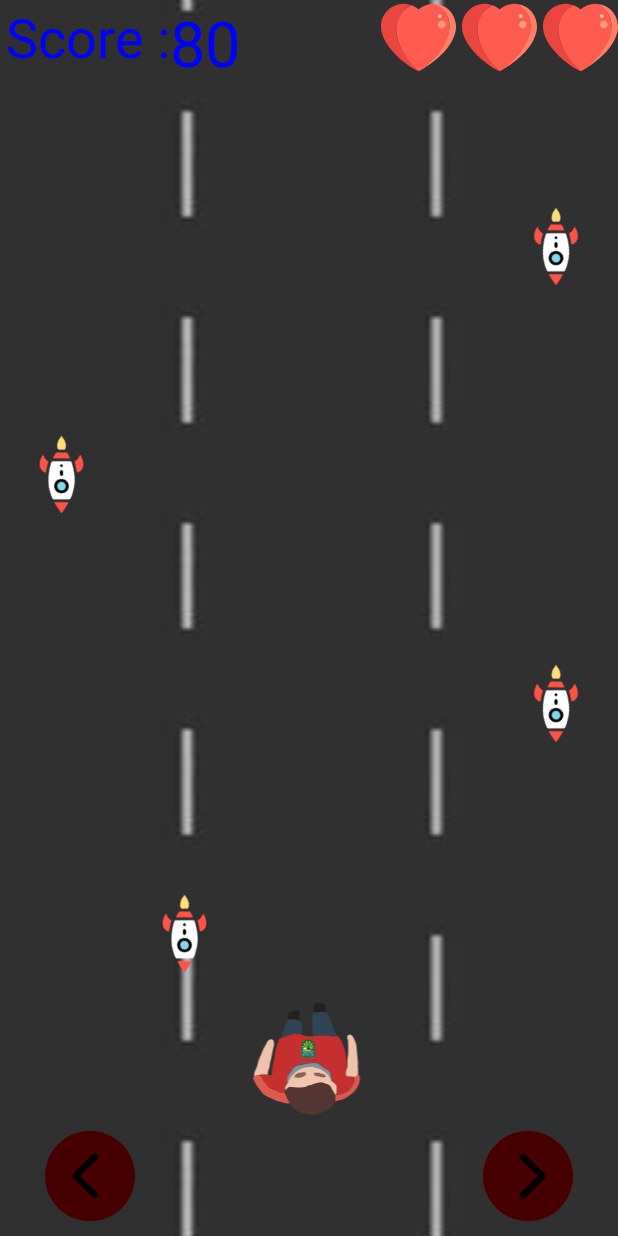
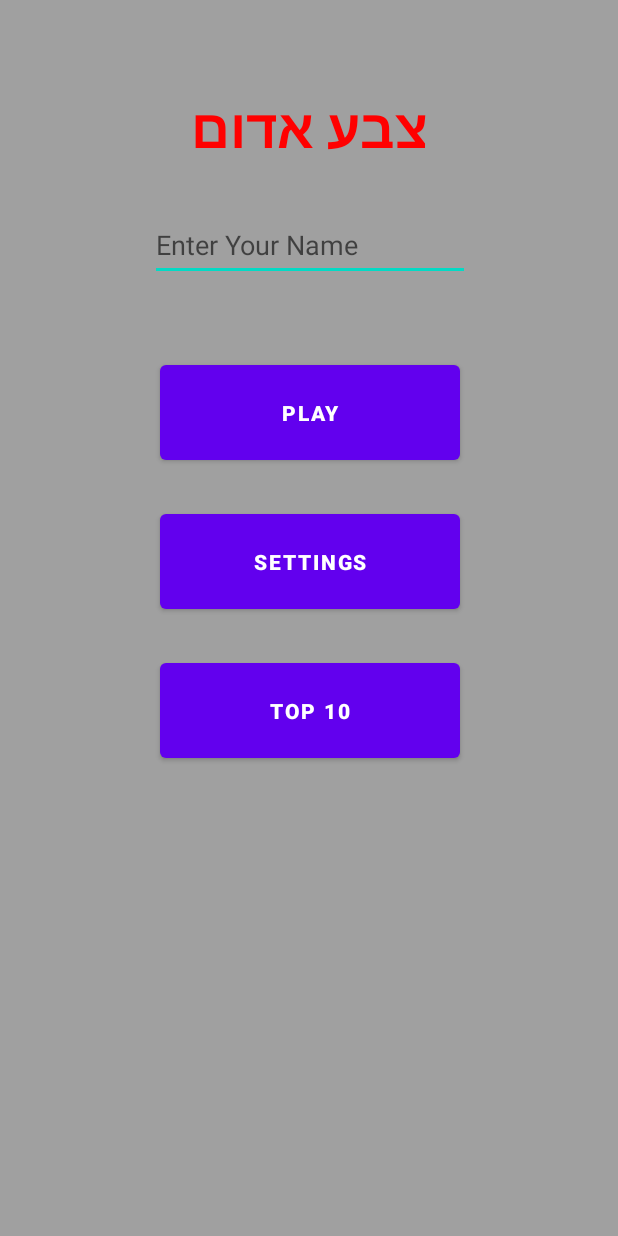
Before and after one commit to Daniel-Haimov/RedAlert-AndroidGame, an Android app: the screen it shows after launch (MainActivity before the commit, Activity_Entry after it), on a phone screen of 412 x 824 dp. Run offline under Robolectric (Android 15) with nearby library versions, the phone set to English and light mode, and no system bars.

Commit message:
add xml and empty activities

```diff
--- a/app/build.gradle
+++ b/app/build.gradle
@@ -29,6 +29,7 @@ android {
 
 dependencies {
     implementation 'com.github.bumptech.glide:glide:4.12.0'
+    implementation 'androidx.preference:preference:1.1.1'
     annotationProcessor 'com.github.bumptech.glide:compiler:4.12.0'
 
 
--- /dev/null
+++ b/app/src/main/java/com/hw/myapplication/Activity_Entry.java
@@ -0,0 +1,14 @@
+package com.hw.myapplication;
+
+import androidx.appcompat.app.AppCompatActivity;
+
+import android.os.Bundle;
+
+public class Activity_Entry extends AppCompatActivity {
+
+    @Override
+    protected void onCreate(Bundle savedInstanceState) {
+        super.onCreate(savedInstanceState);
+        setContentView(R.layout.activity_entry);
+    }
+}
--- a/app/src/main/java/com/hw/myapplication/MainActivity.java
+++ b/app/src/main/java/com/hw/myapplication/Activity_Game.java
@@ -18,7 +18,7 @@ import com.bumptech.glide.Glide;
 
 import java.util.Random;
 
-public class MainActivity extends AppCompatActivity {
+public class Activity_Game extends AppCompatActivity {
 
     private final int MAX_LIVES = 3 ;
     private int lives = MAX_LIVES   ;
@@ -49,7 +49,7 @@ public class MainActivity extends AppCompatActivity {
     @Override
     protected void onCreate(Bundle savedInstanceState) {
         super.onCreate(savedInstanceState);
-        setContentView(R.layout.activity_main);
+        setContentView(R.layout.activity_game);
         findViews();
         initGame();
     }
@@ -79,7 +79,7 @@ public class MainActivity extends AppCompatActivity {
 
     private void setBackGround() {
         ImageView panel_IMG_BG = findViewById(R.id.panel_IMG_backGround);
-        Glide.with(MainActivity.this).load(R.drawable.bg).centerCrop().into(panel_IMG_BG);
+        Glide.with(Activity_Game.this).load(R.drawable.bg).centerCrop().into(panel_IMG_BG);
     }
 
     private void findHeartsView(){
@@ -216,7 +216,7 @@ public class MainActivity extends AppCompatActivity {
     }
 
     private void showToast(String str) {
-        Toast.makeText(MainActivity.this, str, Toast.LENGTH_SHORT).show();
+        Toast.makeText(Activity_Game.this, str, Toast.LENGTH_SHORT).show();
     }
 
     private void hitView(boolean hit) {
@@ -287,4 +287,9 @@ public class MainActivity extends AppCompatActivity {
         }
     }
 
+    @Override
+    public void finish(){
+
+    }
+
 }
--- /dev/null
+++ b/app/src/main/res/layout/activity_entry.xml
@@ -0,0 +1,77 @@
+<?xml version="1.0" encoding="utf-8"?>
+<androidx.constraintlayout.widget.ConstraintLayout xmlns:android="http://schemas.android.com/apk/res/android"
+    xmlns:app="http://schemas.android.com/apk/res-auto"
+    xmlns:tools="http://schemas.android.com/tools"
+    android:layout_width="match_parent"
+    android:layout_height="match_parent"
+    tools:context=".Activity_Entry">
+
+    <ImageView
+        android:id="@+id/entry_IMG_backGround"
+        android:layout_width="match_parent"
+        android:layout_height="match_parent"
+        android:scaleType="fitCenter"
+        android:background="#5F000000"
+        android:layout_centerInParent="true"
+        android:cropToPadding="true" />
+
+    <TextView
+        android:id="@+id/entry_TXT_GameName"
+        android:layout_width="wrap_content"
+        android:layout_height="wrap_content"
+        android:layout_marginTop="60dp"
+        android:text="צבע אדום"
+        android:textColor="#FF0000"
+        android:textSize="36sp"
+        android:textStyle="bold"
+        app:layout_constraintEnd_toEndOf="parent"
+        app:layout_constraintStart_toStartOf="parent"
+        app:layout_constraintTop_toTopOf="parent" />
+
+    <Button
+        android:id="@+id/entry_BTN_Play"
+        android:layout_width="200dp"
+        android:layout_height="75dp"
+        android:layout_marginTop="50dp"
+        android:text="Play"
+        android:textStyle="bold"
+        app:layout_constraintEnd_toEndOf="@+id/entry_TXT_GameName"
+        app:layout_constraintStart_toStartOf="@+id/entry_TXT_GameName"
+        app:layout_constraintTop_toBottomOf="@+id/entry_TXTF_UserName" />
+
+    <Button
+        android:id="@+id/entry_BTN_Settings"
+        android:layout_width="200dp"
+        android:layout_height="75dp"
+        android:layout_marginTop="24dp"
+        android:text="Settings"
+        android:textStyle="bold"
+        app:layout_constraintEnd_toEndOf="@+id/entry_BTN_Play"
+        app:layout_constraintStart_toStartOf="@+id/entry_BTN_Play"
+        app:layout_constraintTop_toBottomOf="@+id/entry_BTN_Play" />
+
+    <Button
+        android:id="@+id/entry_BTN_Top10"
+        android:layout_width="200dp"
+        android:layout_height="75dp"
+        android:layout_marginTop="24dp"
+        android:text="Top 10"
+        android:textStyle="bold"
+        app:layout_constraintEnd_toEndOf="@+id/entry_BTN_Play"
+        app:layout_constraintHorizontal_bias="0.0"
+        app:layout_constraintStart_toStartOf="@+id/entry_BTN_Play"
+        app:layout_constraintTop_toBottomOf="@+id/entry_BTN_Settings" />
+
+    <EditText
+        android:id="@+id/entry_TXTF_UserName"
+        android:layout_width="wrap_content"
+        android:layout_height="wrap_content"
+        android:layout_marginTop="30dp"
+        android:ems="10"
+        android:hint="Enter Your Name"
+        android:inputType="textPersonName"
+        android:minHeight="48dp"
+        app:layout_constraintEnd_toEndOf="@+id/entry_TXT_GameName"
+        app:layout_constraintStart_toStartOf="@+id/entry_TXT_GameName"
+        app:layout_constraintTop_toBottomOf="@+id/entry_TXT_GameName" />
+</androidx.constraintlayout.widget.ConstraintLayout>
--- a/app/src/main/res/layout/activity_main.xml
+++ b/app/src/main/res/layout/activity_game.xml
@@ -5,7 +5,7 @@
     xmlns:tools="http://schemas.android.com/tools"
     android:layout_width="match_parent"
     android:layout_height="match_parent"
-    tools:context=".MainActivity">
+    tools:context=".Activity_Game">
 
     <!-- BACKGROUND -->
     <ImageView
```
Also changed, not shown: app/src/main/AndroidManifest.xml (+9 -2 lines), app/src/main/java/com/hw/myapplication/Activity_Settings.java (added, +14 -0 lines), app/src/main/res/layout/activity_settings.xml (added, +9 -0 lines), app/src/main/res/values/strings.xml (+16 -0 lines).
